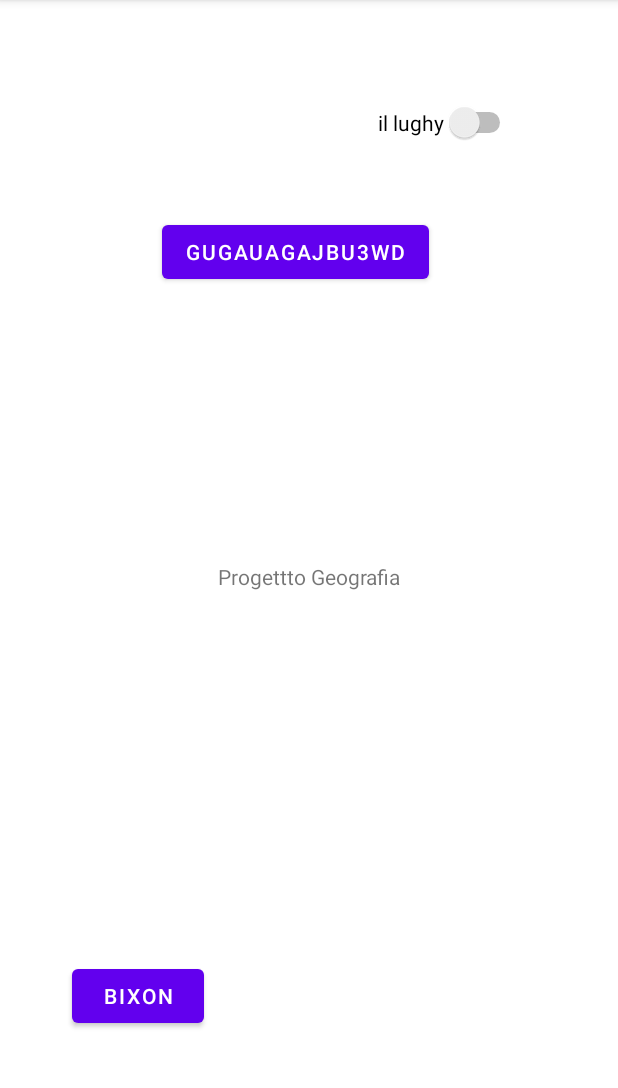
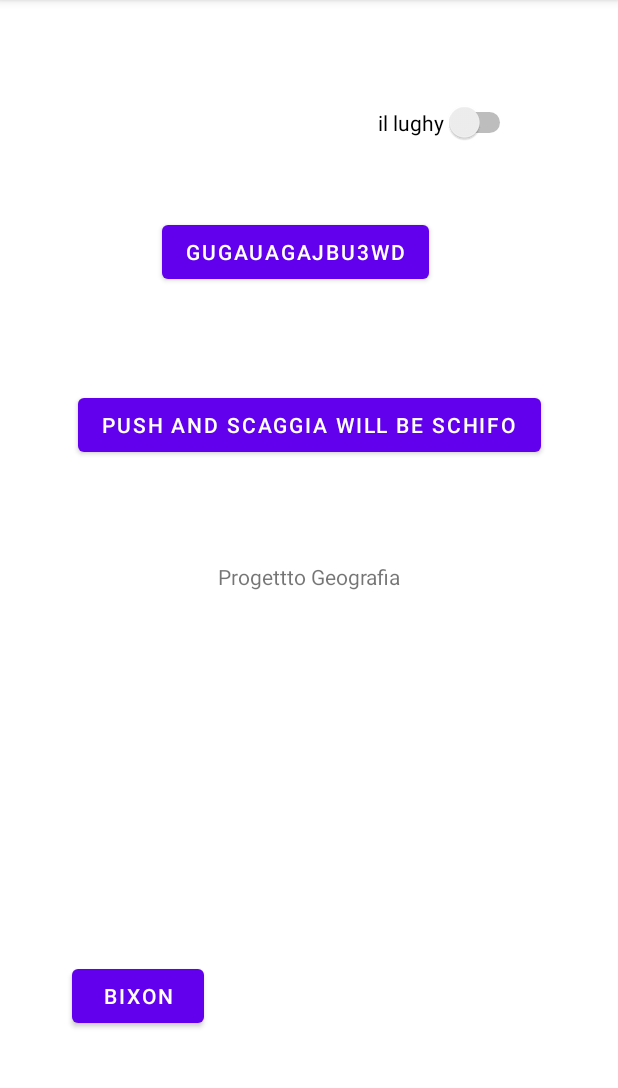
Before and after one commit to SGiuri/ProgettoGeografia, an Android app: the screen it shows after launch (MainActivity), on a phone screen of 412 x 824 dp, the part 84-1172 px from its top. Run offline under Robolectric (Android 15) with nearby library versions, the phone set to English and light mode, and no system bars.

Commit message:
Lugato ha modificato62

```diff
--- a/app/src/main/res/layout/activity_main.xml
+++ b/app/src/main/res/layout/activity_main.xml
@@ -7,6 +7,7 @@
     tools:context=".MainActivity">
 
     <TextView
+        android:id="@+id/textView3"
         android:layout_width="wrap_content"
         android:layout_height="wrap_content"
         android:text="Progettto Geografia"
@@ -45,4 +46,14 @@
         app:layout_constraintBottom_toBottomOf="parent"
         app:layout_constraintStart_toStartOf="parent" />
 
+    <Button
+        android:id="@+id/button3"
+        android:layout_width="wrap_content"
+        android:layout_height="wrap_content"
+        android:text="push and scaggia will be schifo"
+        app:layout_constraintBottom_toTopOf="@+id/textView3"
+        app:layout_constraintEnd_toEndOf="parent"
+        app:layout_constraintStart_toStartOf="parent"
+        app:layout_constraintTop_toBottomOf="@+id/button2" />
+
 </androidx.constraintlayout.widget.ConstraintLayout>
```
